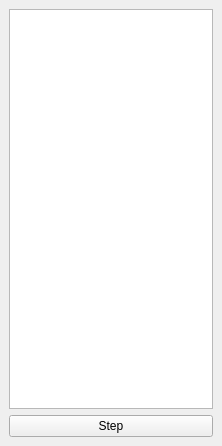
First picture: the form in src/ui/CommandQueueView.ui, repository nemerle/dcc, before the edit.
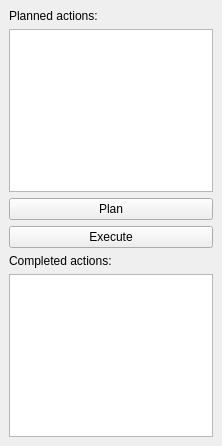
Second picture: the form after the edit.

Commit message: Add AutomatedPlanner skeleton class

Patch:
```diff
--- a/src/ui/CommandQueueView.ui
+++ b/src/ui/CommandQueueView.ui
@@ -15,16 +15,40 @@
   </property>
   <widget class="QWidget" name="dockWidgetContents">
    <layout class="QVBoxLayout" name="verticalLayout">
+    <item>
+     <widget class="QLabel" name="label">
+      <property name="text">
+       <string>Planned actions:</string>
+      </property>
+     </widget>
+    </item>
     <item>
      <widget class="QListWidget" name="lstQueuedCommands"/>
     </item>
+    <item>
+     <widget class="QPushButton" name="btnPlan">
+      <property name="text">
+       <string>Plan</string>
+      </property>
+     </widget>
+    </item>
     <item>
      <widget class="QPushButton" name="btnStep">
       <property name="text">
-       <string>Step</string>
+       <string>Execute</string>
       </property>
      </widget>
     </item>
+    <item>
+     <widget class="QLabel" name="label_2">
+      <property name="text">
+       <string>Completed actions:</string>
+      </property>
+     </widget>
+    </item>
+    <item>
+     <widget class="QListWidget" name="lstCompletedCommands"/>
+    </item>
    </layout>
   </widget>
  </widget>
```
The commit also changes 11 other files.
